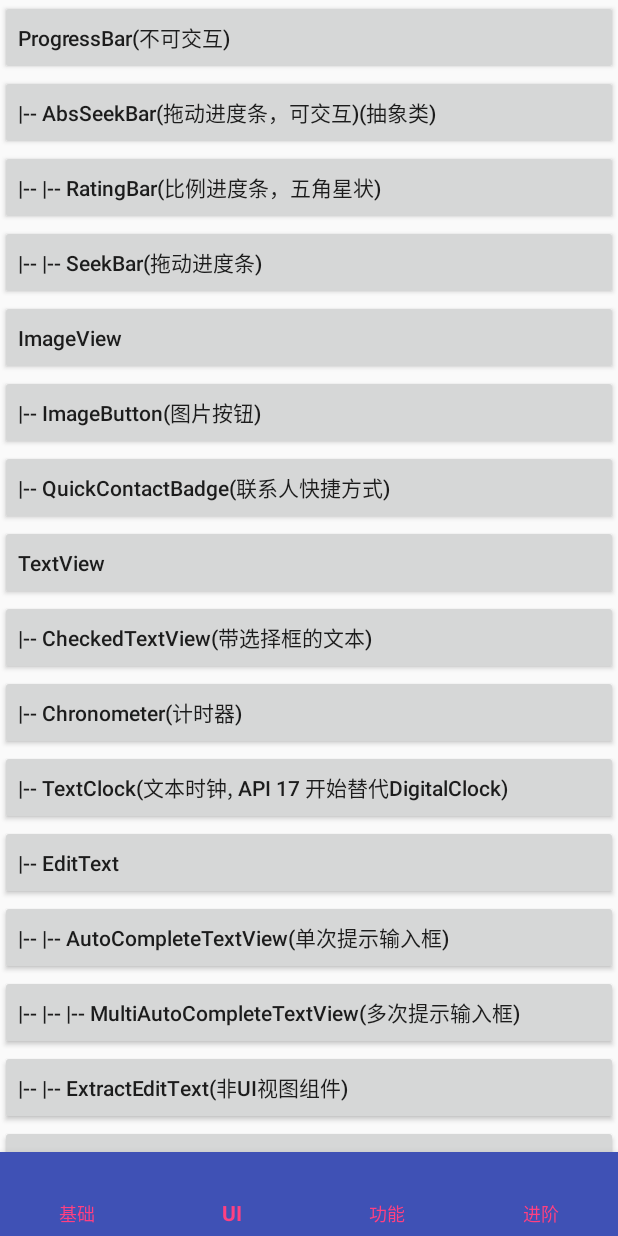
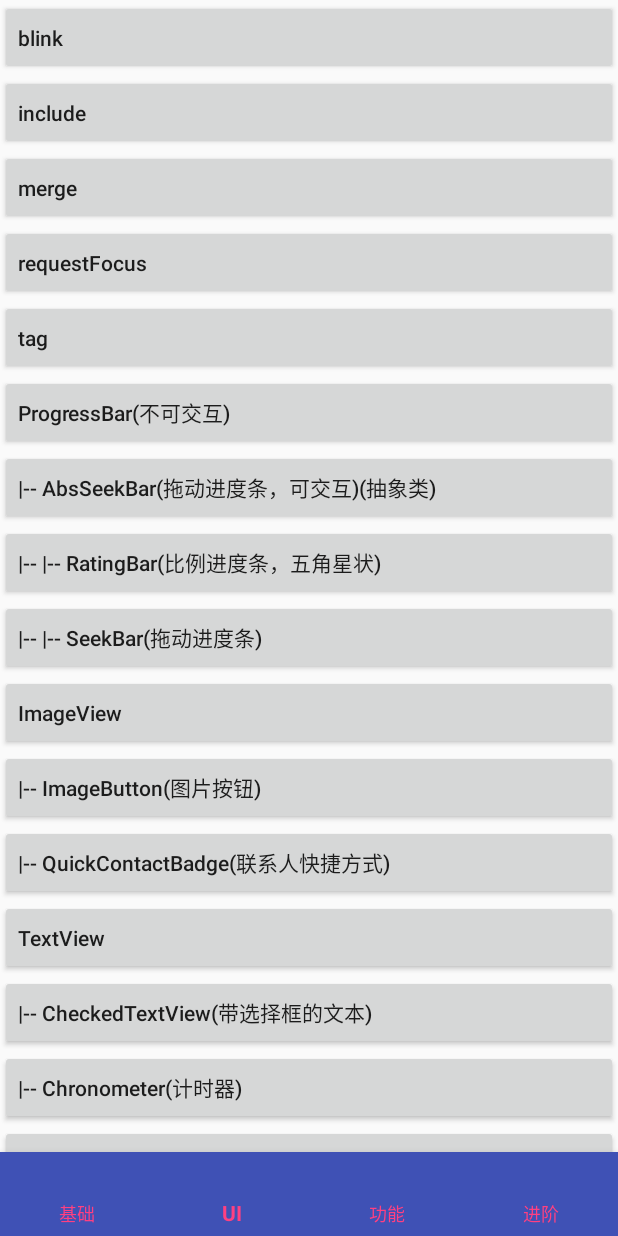
Before and after one commit to MelanDawn/AndroidAppFw, an Android app: the screen it shows after launch (MainActivity), item 2 of the bottom bar chosen, on a phone screen of 412 x 824 dp. Run offline under Robolectric (Android 15) with nearby library versions, the phone set to English and light mode, and no system bars; libraries missing offline, so code that uses them is left out: com.umeng.analytics, com.umeng.commonsdk, com.umeng.message; 8 statements that could not run were skipped.

Commit message:
[R&D_Center] 添加 blink、include、merge、requestFocus、tag 5个标签样例
修改原因: Feature
应用版本: 1.0.1
问题原因:
修复方式：

```diff
--- a/app/src/main/AndroidManifest.xml
+++ b/app/src/main/AndroidManifest.xml
@@ -89,6 +89,12 @@
 
         <activity android:name=".ui.activity.fundamental.font.FontActivity" />
 
+        <activity android:name=".ui.activity.view.tag.BlinkAct" />
+        <activity android:name=".ui.activity.view.tag.IncludeAct" />
+        <activity android:name=".ui.activity.view.tag.MergeAct" />
+        <activity android:name=".ui.activity.view.tag.RequestFocusAct" />
+        <activity android:name=".ui.activity.view.tag.TagAct" />
+
         <activity android:name=".ui.activity.view.ImageViewAct" />
         <activity android:name=".ui.activity.view.ImageButtonAct" />
         <activity android:name=".ui.activity.view.QuickContactBadgeAct" />
--- a/app/src/main/java/com/zs/androidappfw/ui/UiFrgm.java
+++ b/app/src/main/java/com/zs/androidappfw/ui/UiFrgm.java
@@ -32,6 +32,11 @@ import com.zs.androidappfw.ui.activity.view.TextClockAct;
 import com.zs.androidappfw.ui.activity.view.TextViewAct;
 import com.zs.androidappfw.ui.activity.view.ToggleButtonAct;
 import com.zs.androidappfw.ui.activity.view.ViewStubAct;
+import com.zs.androidappfw.ui.activity.view.tag.BlinkAct;
+import com.zs.androidappfw.ui.activity.view.tag.IncludeAct;
+import com.zs.androidappfw.ui.activity.view.tag.MergeAct;
+import com.zs.androidappfw.ui.activity.view.tag.RequestFocusAct;
+import com.zs.androidappfw.ui.activity.view.tag.TagAct;
 import com.zs.androidappfw.ui.activity.view.viewgroup.AbsoluteLayoutAct;
 import com.zs.androidappfw.ui.activity.view.viewgroup.ActionMenuViewAct;
 import com.zs.androidappfw.ui.activity.view.viewgroup.AppWidgetHostViewAct;
@@ -76,6 +81,12 @@ public class UiFrgm extends BaseFragment implements View.OnClickListener {
     }
 
     private void initView(View view) {
+        initAndSetClickListener(view, R.id.ui_to_tag_blink);
+        initAndSetClickListener(view, R.id.ui_to_tag_include);
+        initAndSetClickListener(view, R.id.ui_to_tag_merge);
+        initAndSetClickListener(view, R.id.ui_to_tag_request_focus);
+        initAndSetClickListener(view, R.id.ui_to_tag_tag);
+
         initAndSetClickListener(view, R.id.ui_to_progress_bar);
         initAndSetClickListener(view, R.id.ui_to_abs_seek_bar);
         initAndSetClickListener(view, R.id.ui_to_rating_bar);
@@ -142,6 +153,22 @@ public class UiFrgm extends BaseFragment implements View.OnClickListener {
     @Override
     public void onClick(View v) {
         switch (v.getId()) {
+            case R.id.ui_to_tag_blink:
+                startActivity(BlinkAct.class);
+                break;
+            case R.id.ui_to_tag_include:
+                startActivity(IncludeAct.class);
+                break;
+            case R.id.ui_to_tag_merge:
+                startActivity(MergeAct.class);
+                break;
+            case R.id.ui_to_tag_request_focus:
+                startActivity(RequestFocusAct.class);
+                break;
+            case R.id.ui_to_tag_tag:
+                startActivity(TagAct.class);
+                break;
+
             case R.id.ui_to_progress_bar:
                 startActivity(ProgressBarAct.class);
                 break;
--- a/app/src/main/res/layout/act_view_stub.xml
+++ b/app/src/main/res/layout/act_view_stub.xml
@@ -25,7 +25,7 @@
 
         <ViewStub
             android:id="@+id/view_stub_vs"
-            android:layout="@layout/item_view_stub"
+            android:layout="@layout/item_layout"
             android:inflatedId="@+id/view_stub_content"
             android:layout_width="match_parent"
             android:layout_height="0dp"
--- a/app/src/main/res/layout/frgm_main_ui.xml
+++ b/app/src/main/res/layout/frgm_main_ui.xml
@@ -7,6 +7,47 @@
         android:layout_width="match_parent"
         android:layout_height="wrap_content"
         android:orientation="vertical">
+
+        <!-- tag -->
+        <Button
+            android:id="@+id/ui_to_tag_blink"
+            android:layout_width="match_parent"
+            android:layout_height="@dimen/bt_height"
+            android:gravity="center_vertical|start"
+            android:text="@string/to_tag_blink"
+            android:textAllCaps="false"/>
+
+        <Button
+            android:id="@+id/ui_to_tag_include"
+            android:layout_width="match_parent"
+            android:layout_height="@dimen/bt_height"
+            android:gravity="center_vertical|start"
+            android:text="@string/to_tag_include"
+            android:textAllCaps="false"/>
+
+        <Button
+            android:id="@+id/ui_to_tag_merge"
+            android:layout_width="match_parent"
+            android:layout_height="@dimen/bt_height"
+            android:gravity="center_vertical|start"
+            android:text="@string/to_tag_merge"
+            android:textAllCaps="false"/>
+
+        <Button
+            android:id="@+id/ui_to_tag_request_focus"
+            android:layout_width="match_parent"
+            android:layout_height="@dimen/bt_height"
+            android:gravity="center_vertical|start"
+            android:text="@string/to_tag_request_focus"
+            android:textAllCaps="false"/>
+
+        <Button
+            android:id="@+id/ui_to_tag_tag"
+            android:layout_width="match_parent"
+            android:layout_height="@dimen/bt_height"
+            android:gravity="center_vertical|start"
+            android:text="@string/to_tag_tag"
+            android:textAllCaps="false"/>
 
         <!-- ProgressBar and its subclass -->
         <Button
--- a/app/src/main/res/values/strings.xml
+++ b/app/src/main/res/values/strings.xml
@@ -33,6 +33,12 @@
     <string name="to_font">Font</string>
 
     <!-- UI -->
+    <string name="to_tag_blink">blink</string>
+    <string name="to_tag_include">include</string>
+    <string name="to_tag_merge">merge</string>
+    <string name="to_tag_request_focus">requestFocus</string>
+    <string name="to_tag_tag">tag</string>
+
     <string name="to_progress_bar">ProgressBar(不可交互)</string>
     <string name="to_abs_seek_bar">|-- AbsSeekBar(拖动进度条，可交互)(抽象类)</string>
     <string name="to_rating_bar">|-- |-- RatingBar(比例进度条，五角星状)</string>
@@ -101,6 +107,18 @@
     <string name="advanced_to_dispatch_touch_event">事件分发机制</string>
     <string name="advanced_to_diy_view">自定义View</string>
     <string name="advanced_to_diy_view_group">自定义ViewGroup</string>
+
+    <string name="tag_blink_description">被blink包裹的视图全体闪烁</string>
+    <string name="tag_include_description">引入视图，复用视图代码</string>
+    <string name="tag_merge_description">被引入的视图，可减少布局层次</string>
+    <string name="tag_request_focus_description">
+        为该标签的父视图请求焦点，经测试 LinearLayout 无法获取、TextView无法获取、EditText都可以获取，
+        因此可以认为是输入框可以，可能存在其他视图也可以。</string>
+    <string name="tag_tag_description">
+        1、tag标签用于给View提供额外的信息，一个tag是一个信息，可以添加多个tag，以key-value形式；\n
+        2、取值时也需要通过 getTag(R.id.key) 形式获取value；\n
+        3、View自身可以设置 android:tag属性，这个tag属性也是一个额外信息，两者意义相同，但tag标签可以提供更多信息。
+    </string>
 
     <!-- AbsSeekBar Activity -->
     <string name="abs_seek_bar_description">抽象类，可拖动进度条基类</string>
```
Also changed, not shown: app/src/main/java/com/zs/androidappfw/ui/activity/view/tag/BlinkAct.java (added, +16 -0 lines), app/src/main/java/com/zs/androidappfw/ui/activity/view/tag/IncludeAct.java (added, +15 -0 lines), app/src/main/java/com/zs/androidappfw/ui/activity/view/tag/MergeAct.java (added, +16 -0 lines), app/src/main/java/com/zs/androidappfw/ui/activity/view/tag/RequestFocusAct.java (added, +21 -0 lines), app/src/main/java/com/zs/androidappfw/ui/activity/view/tag/TagAct.java (added, +22 -0 lines), app/src/main/res/layout/act_tag_blink.xml (added, +31 -0 lines), app/src/main/res/layout/act_tag_include.xml (added, +14 -0 lines), app/src/main/res/layout/act_tag_merge.xml (added, +14 -0 lines), app/src/main/res/layout/act_tag_request_focus.xml (added, +44 -0 lines), app/src/main/res/layout/act_tag_tag.xml (added, +24 -0 lines), app/src/main/res/layout/item_layout.xml (added, +21 -0 lines), app/src/main/res/layout/item_layout_merge.xml (renamed from app/src/main/res/layout/item_view_stub.xml, +4 -5 lines).
